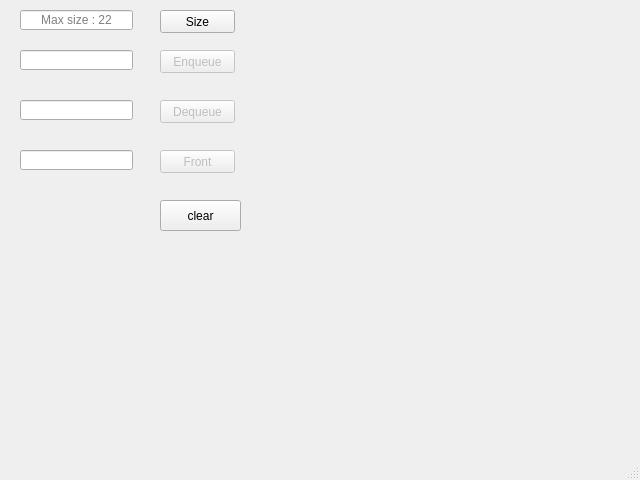
This is khappppi/queue.ui in Gaurang1044/Data-Structure-Visualizer as Qt 5 draws it before an edit. The edited form follows.
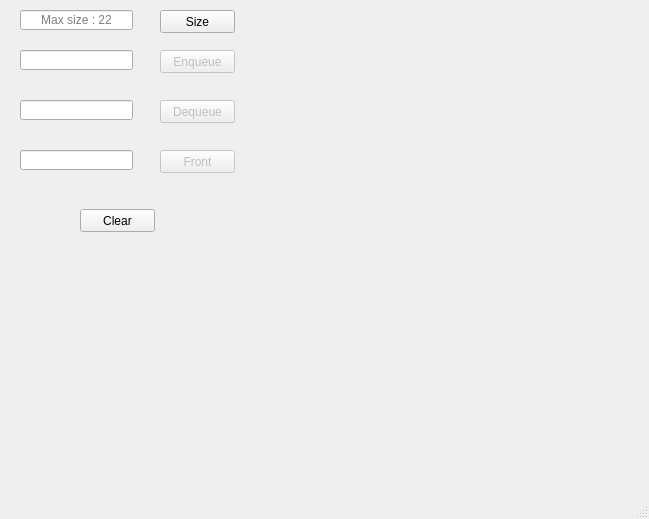
This is the edited form.

The edit to the form file:
```diff
--- a/khappppi/queue.ui
+++ b/khappppi/queue.ui
@@ -6,8 +6,8 @@
    <rect>
     <x>0</x>
     <y>0</y>
-    <width>640</width>
-    <height>480</height>
+    <width>649</width>
+    <height>519</height>
    </rect>
   </property>
   <property name="windowTitle">
@@ -111,7 +111,7 @@
     <property name="geometry">
      <rect>
       <x>40</x>
-      <y>253</y>
+      <y>270</y>
       <width>151</width>
       <height>31</height>
      </rect>
@@ -161,14 +161,27 @@
    <widget class="QPushButton" name="clearButton">
     <property name="geometry">
      <rect>
-      <x>160</x>
-      <y>200</y>
-      <width>81</width>
-      <height>31</height>
+      <x>80</x>
+      <y>209</y>
+      <width>75</width>
+      <height>23</height>
      </rect>
     </property>
     <property name="text">
-     <string>clear</string>
+     <string>Clear</string>
+    </property>
+   </widget>
+   <widget class="QLabel" name="label_2">
+    <property name="geometry">
+     <rect>
+      <x>230</x>
+      <y>450</y>
+      <width>55</width>
+      <height>16</height>
+     </rect>
+    </property>
+    <property name="text">
+     <string/>
     </property>
    </widget>
   </widget>
```
Left out of the diff: 4 changed lines with no effect on the pictures.
